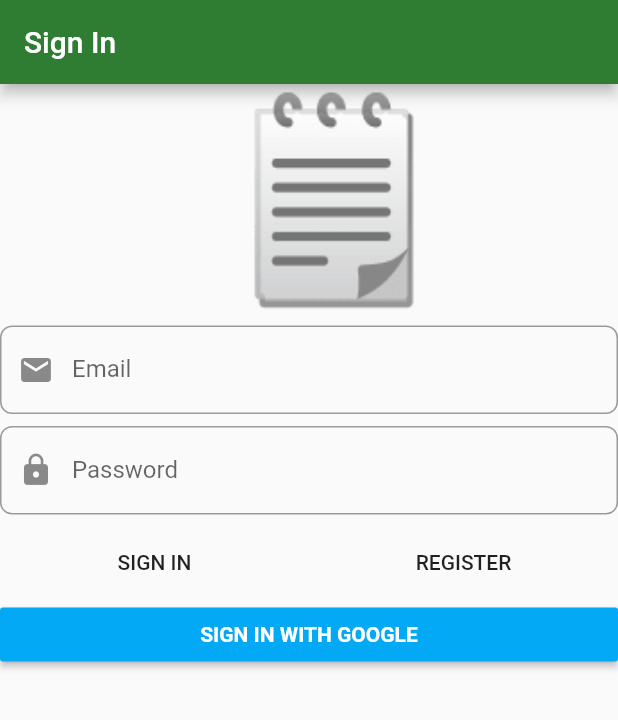
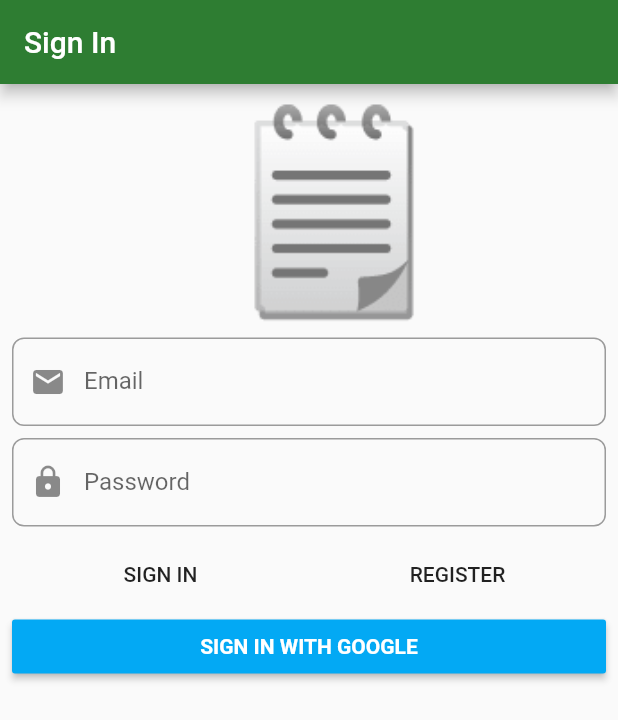
Before and after one commit to fonkamloic/Domain-Driven-Development, a Flutter app: the screen it shows after launch, on a phone screen of 412 x 824 dp. Shown: the top 720 px of the screen. Run offline on Flutter 3.47's test engine with Material 2 defaults, Android fonts, the phone set to English and light mode, and no system bars; our stand-ins replace auto_route, bloc, dartz, firebase_auth, flushbar, flutter_bloc and 5 more; accounts and stored records are empty; generated files the repository leaves out were written again.

Commit message:
lib/presentation/sign_in/sign_in_form

```diff
--- a/lib/presentation/sign_in/sign_in_form.dart
+++ b/lib/presentation/sign_in/sign_in_form.dart
@@ -28,6 +28,7 @@ class SignInForm extends StatelessWidget {
         return Form(
           autovalidate: state.showErrorMessages,
           child: ListView(
+            padding: const EdgeInsets.all(8),
             children: <Widget>[
               const Text(
                 ' 🗒 ',
@@ -114,7 +115,11 @@ class SignInForm extends StatelessWidget {
                 child: const Text("SIGN IN WITH GOOGLE",
                     style: TextStyle(
                         color: Colors.white, fontWeight: FontWeight.bold)),
-              )
+              ),
+              if (state.isSubmitting) ...[
+                const SizedBox(height: 8),
+                const LinearProgressIndicator(value: null),
+              ]
             ],
           ),
         );
```
